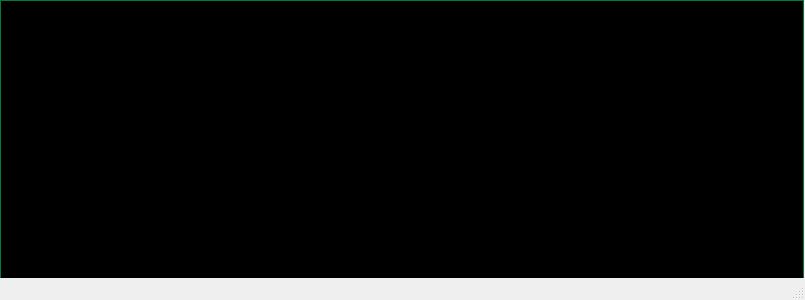
The window that ui/yeroth-erp-pointdevente-liststocks-window.ui (xnoumbissinoundou/yeroth-erp-3.0) describes before a commit, drawn with Qt 5.
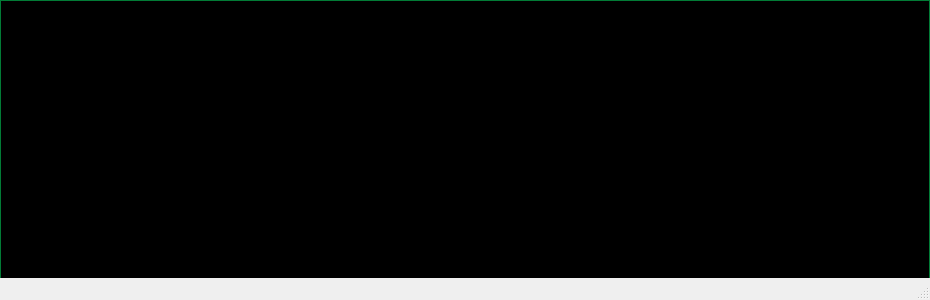
The same window after the commit. Custom widgets are drawn as their Qt base class.

Commit message: On branch master 	modified:   src/windows/yeroth-erp-main-window.cpp 	modified:   src/windows/yeroth-erp-pointdevente-liststocks-window.cpp 	modified:   src/windows/yeroth-erp-sortir-liststocks-window.cpp 	modified:   ui/yeroth-erp-main-window.ui 	modified:   ui/yeroth-erp-pointdevente-liststocks-window.ui 	modified:   ui/yeroth-erp-sortir-liststocks-window.ui 	modified:   ui/yeroth-erp-tableaux-de-bord-window.ui

```diff
--- a/ui/yeroth-erp-pointdevente-liststocks-window.ui
+++ b/ui/yeroth-erp-pointdevente-liststocks-window.ui
@@ -9,7 +9,7 @@
    <rect>
     <x>0</x>
     <y>0</y>
-    <width>805</width>
+    <width>930</width>
     <height>300</height>
    </rect>
   </property>
@@ -22,7 +22,7 @@
      <rect>
       <x>0</x>
       <y>0</y>
-      <width>804</width>
+      <width>930</width>
       <height>299</height>
      </rect>
     </property>
```
Left out of the diff: 2 changed lines with no effect on the pictures. The commit also changes 6 other files.
